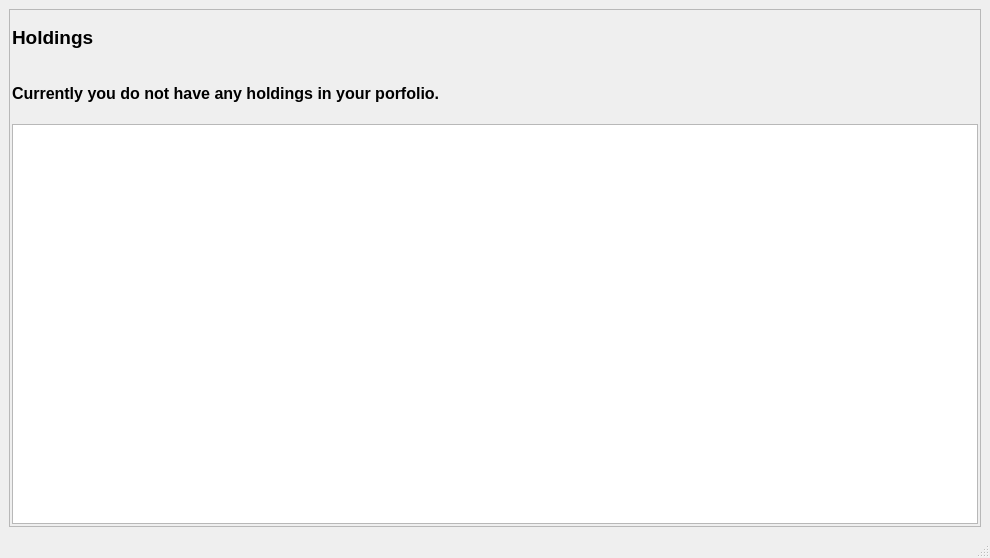
ShubhamMandavkar/TYLiveProjectt-StockAutomationSystem, file UIFiles/holdings.ui: the form before one commit.
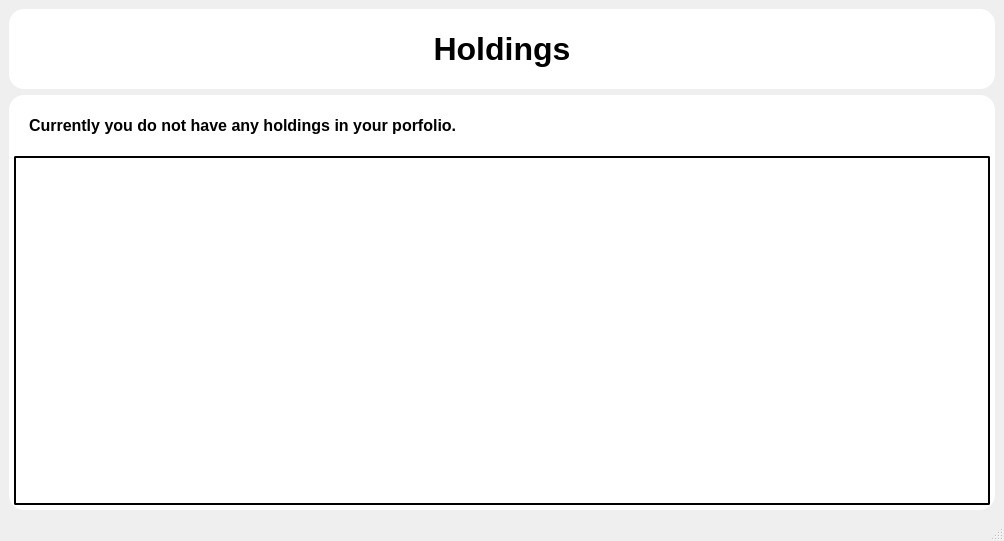
The form after the commit.

What changed in the file:
```diff
--- a/UIFiles/holdings.ui
+++ b/UIFiles/holdings.ui
@@ -6,17 +6,63 @@
    <rect>
     <x>0</x>
     <y>0</y>
-    <width>990</width>
-    <height>558</height>
+    <width>1004</width>
+    <height>541</height>
    </rect>
   </property>
   <property name="windowTitle">
    <string>MainWindow</string>
   </property>
   <widget class="QWidget" name="centralwidget">
-   <layout class="QHBoxLayout" name="horizontalLayout">
+   <layout class="QVBoxLayout" name="verticalLayout">
+    <item>
+     <widget class="QLabel" name="lblHeading">
+      <property name="minimumSize">
+       <size>
+        <width>0</width>
+        <height>80</height>
+       </size>
+      </property>
+      <property name="maximumSize">
+       <size>
+        <width>16777215</width>
+        <height>80</height>
+       </size>
+      </property>
+      <property name="font">
+       <font>
+        <pointsize>24</pointsize>
+        <bold>true</bold>
+        <kerning>false</kerning>
+       </font>
+      </property>
+      <property name="styleSheet">
+       <string notr="true">QLabel{
+	color: rgb(0, 0, 0);
+	border-radius : 15px;
+	background-color: white;
+}</string>
+      </property>
+      <property name="text">
+       <string>Holdings</string>
+      </property>
+      <property name="alignment">
+       <set>Qt::AlignCenter</set>
+      </property>
+      <property name="margin">
+       <number>0</number>
+      </property>
+     </widget>
+    </item>
     <item>
      <widget class="QFrame" name="frame_4">
+      <property name="styleSheet">
+       <string notr="true">QFrame{
+	color: rgb(0, 0, 0);
+	border-radius : 15px;
+	background-color:  white;
+}</string>
+      </property>
       <property name="frameShape">
        <enum>QFrame::StyledPanel</enum>
       </property>
@@ -25,47 +71,18 @@
       </property>
       <layout class="QFormLayout" name="formLayout">
        <property name="leftMargin">
-        <number>2</number>
+        <number>5</number>
        </property>
        <property name="topMargin">
-        <number>2</number>
+        <number>5</number>
        </property>
        <property name="rightMargin">
-        <number>2</number>
+        <number>5</number>
        </property>
        <property name="bottomMargin">
-        <number>2</number>
+        <number>5</number>
        </property>
        <item row="0" column="0" colspan="2">
-        <widget class="QLabel" name="lblHeading">
-         <property name="minimumSize">
-          <size>
-           <width>0</width>
-           <height>50</height>
-          </size>
-         </property>
-         <property name="maximumSize">
-          <size>
-           <width>16777215</width>
-           <height>50</height>
-          </size>
-         </property>
-         <property name="font">
-          <font>
-           <pointsize>14</pointsize>
-           <bold>true</bold>
-           <kerning>false</kerning>
-          </font>
-         </property>
-         <property name="styleSheet">
-          <string notr="true">color: rgb(0, 0, 0);</string>
-         </property>
-         <property name="text">
-          <string>Holdings</string>
-         </property>
-        </widget>
-       </item>
-       <item row="1" column="0" colspan="2">
         <widget class="QLabel" name="lblNoHoldingsMsg">
          <property name="minimumSize">
           <size>
@@ -94,9 +111,12 @@
          <property name="wordWrap">
           <bool>true</bool>
          </property>
+         <property name="indent">
+          <number>15</number>
+         </property>
         </widget>
        </item>
-       <item row="2" column="0" colspan="2">
+       <item row="1" column="0" colspan="2">
         <widget class="QTableView" name="tvHoldings">
          <property name="font">
           <font>
@@ -107,6 +127,12 @@
          <property name="layoutDirection">
           <enum>Qt::LeftToRight</enum>
          </property>
+         <property name="styleSheet">
+          <string notr="true">QTableView{
+	border-radius : 2px;
+	border : 2px solid black;
+}</string>
+         </property>
          <property name="editTriggers">
           <set>QAbstractItemView::AnyKeyPressed|QAbstractItemView::DoubleClicked</set>
          </property>
```
Left out of the diff: 2 changed lines with no effect on the pictures.
